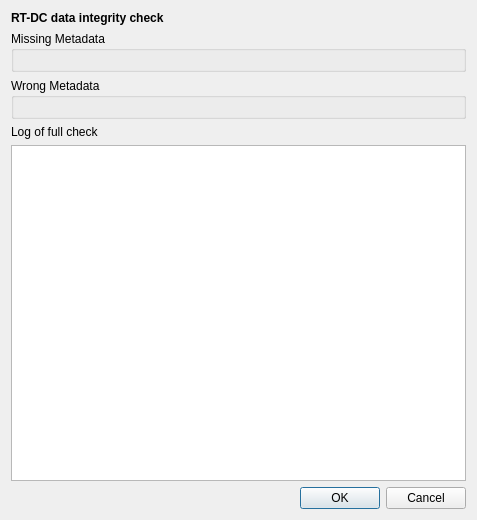
DC-analysis/DCKit, file dckit/dlg_icheck.ui: the form before one commit.
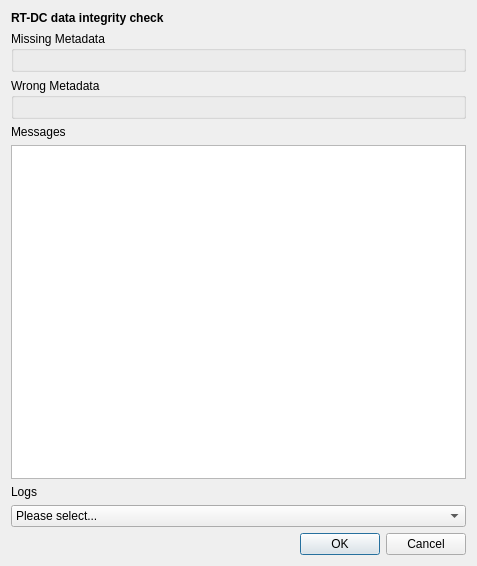
The form after the commit.

The edit to the form file:
```diff
--- a/dckit/dlg_icheck.ui
+++ b/dckit/dlg_icheck.ui
@@ -7,7 +7,7 @@
     <x>0</x>
     <y>0</y>
     <width>477</width>
-    <height>520</height>
+    <height>566</height>
    </rect>
   </property>
   <property name="windowTitle">
@@ -46,7 +46,7 @@
    <item>
     <widget class="QLabel" name="label_2">
      <property name="text">
-      <string>Log of full check</string>
+      <string>Messages</string>
      </property>
     </widget>
    </item>
@@ -57,6 +57,40 @@
      </property>
     </widget>
    </item>
+   <item>
+    <widget class="QWidget" name="widget_logs" native="true">
+     <layout class="QVBoxLayout" name="verticalLayout_2">
+      <property name="leftMargin">
+       <number>0</number>
+      </property>
+      <property name="topMargin">
+       <number>0</number>
+      </property>
+      <property name="rightMargin">
+       <number>0</number>
+      </property>
+      <property name="bottomMargin">
+       <number>0</number>
+      </property>
+      <item>
+       <widget class="QLabel" name="label_3">
+        <property name="text">
+         <string>Logs</string>
+        </property>
+       </widget>
+      </item>
+      <item>
+       <widget class="QComboBox" name="comboBox_logs">
+        <item>
+         <property name="text">
+          <string>Please select...</string>
+         </property>
+        </item>
+       </widget>
+      </item>
+     </layout>
+    </widget>
+   </item>
    <item>
     <widget class="QDialogButtonBox" name="buttonBox">
      <property name="orientation">
```
